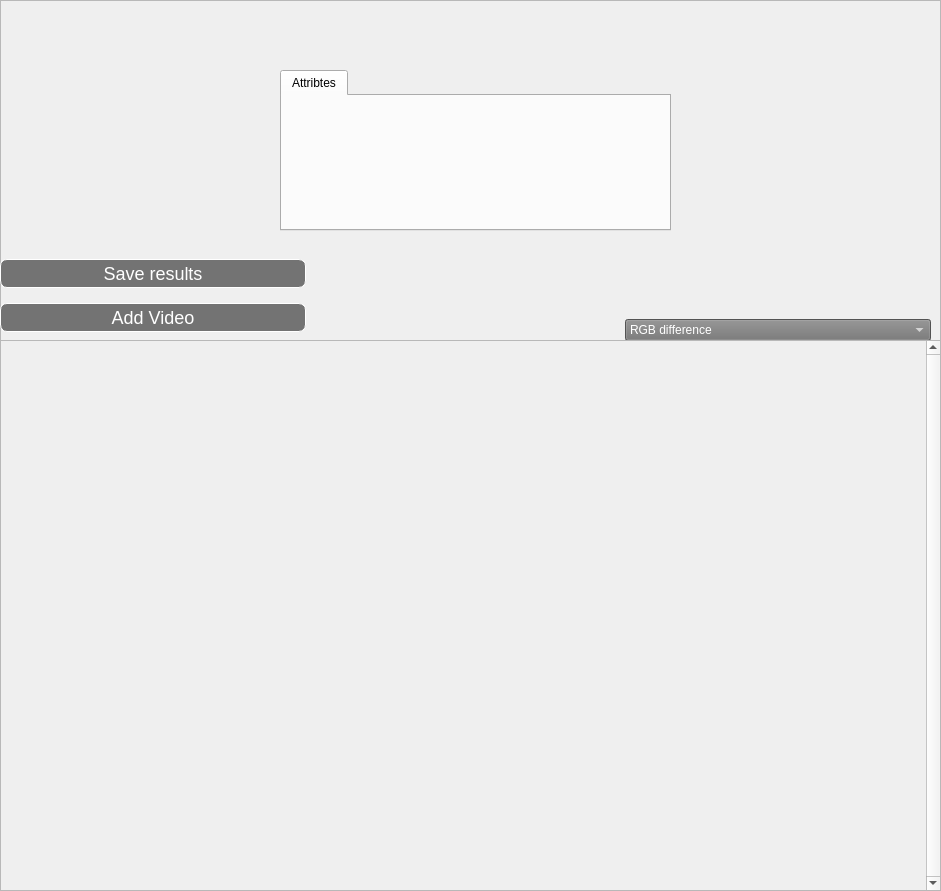
Old version of the form Implementierung/resources/forms/analysistab.ui in the repository SuppenGeist/pse-ws1516-videoencoder-ta.
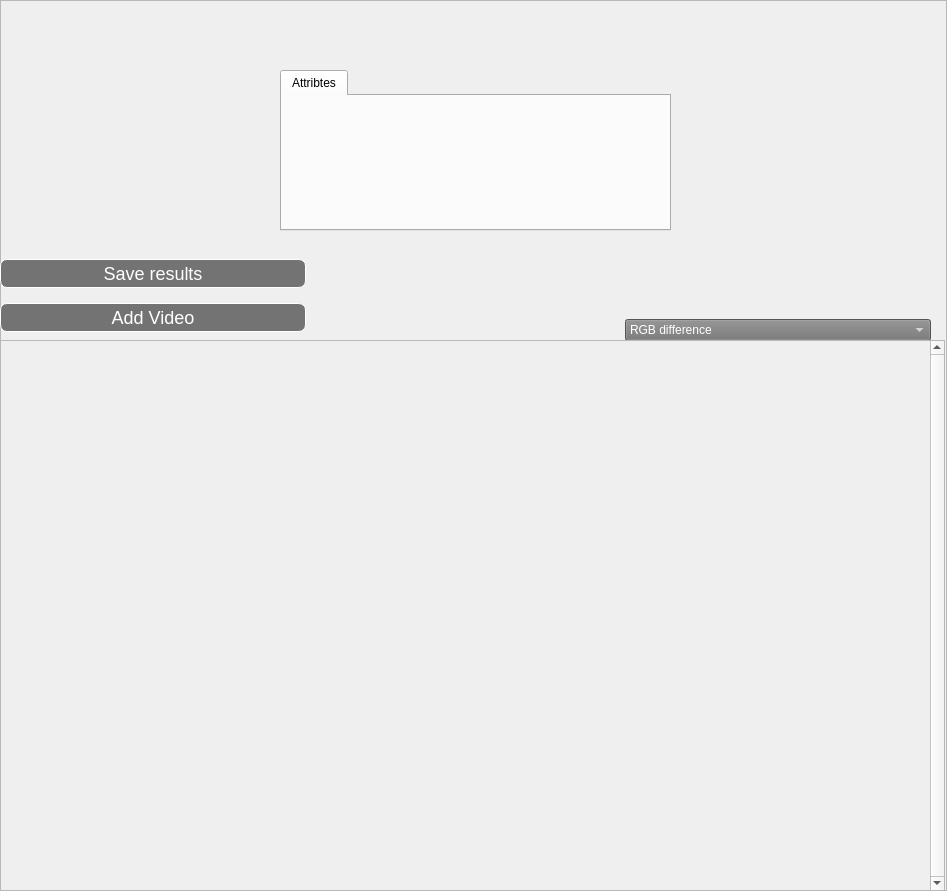
New version of the form.

Commit message: layout changes to analysisTab

What changed in the file:
```diff
--- a/Implementierung/resources/forms/analysistab.ui
+++ b/Implementierung/resources/forms/analysistab.ui
@@ -6,7 +6,7 @@
    <rect>
     <x>0</x>
     <y>0</y>
-    <width>941</width>
+    <width>947</width>
     <height>891</height>
    </rect>
   </property>
@@ -154,19 +154,19 @@
     <rect>
      <x>0</x>
      <y>340</y>
-     <width>941</width>
+     <width>945</width>
      <height>551</height>
     </rect>
    </property>
    <property name="minimumSize">
     <size>
-     <width>941</width>
+     <width>945</width>
      <height>551</height>
     </size>
    </property>
    <property name="maximumSize">
     <size>
-     <width>941</width>
+     <width>945</width>
      <height>551</height>
     </size>
    </property>
@@ -184,7 +184,7 @@
      <rect>
       <x>0</x>
       <y>0</y>
-      <width>926</width>
+      <width>930</width>
       <height>549</height>
      </rect>
     </property>
```
The commit also changes 6 other files.
